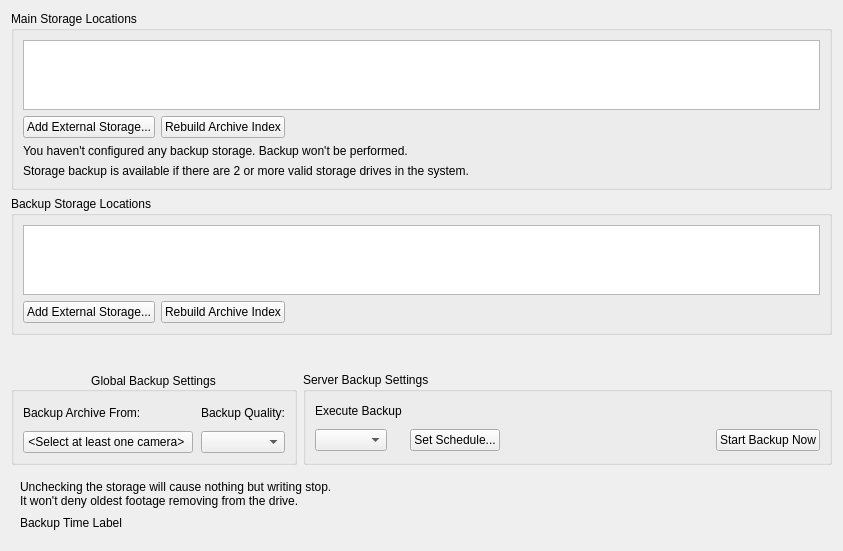
Old version of the form client/src/ui/widgets/properties/storage_config_widget.ui in the repository networkoptix/nx_open.
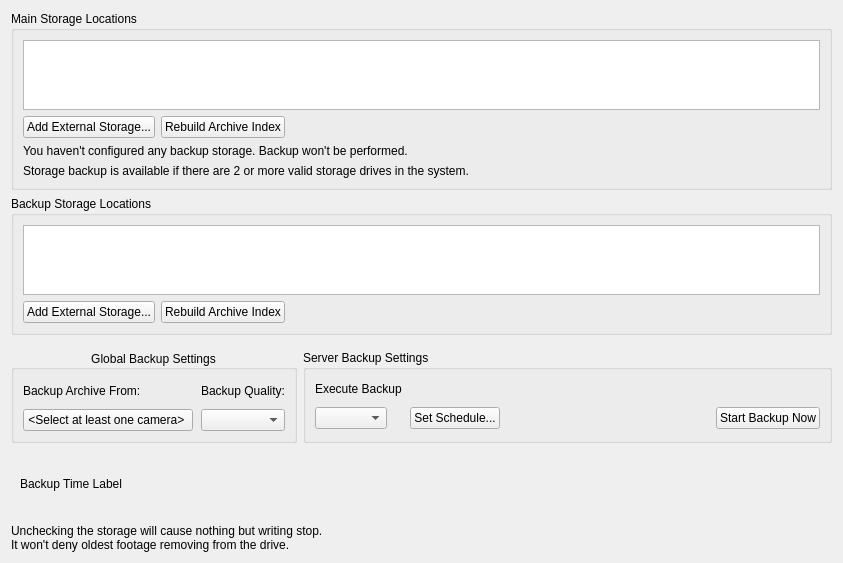
New version of the form. The open tabs and pages were chosen to show the change. Custom widgets are drawn as their Qt base class.

Commit message:
VMS-1513: Warning about storages unchecking is not displayed anymore
<==== Mercurial data ====>
Branch: dev_2.5.0_gui

The edit to the form file:
```diff
--- a/client/src/ui/widgets/properties/storage_config_widget.ui
+++ b/client/src/ui/widgets/properties/storage_config_widget.ui
@@ -7,7 +7,7 @@
     <x>0</x>
     <y>0</y>
     <width>794</width>
-    <height>551</height>
+    <height>549</height>
    </rect>
   </property>
   <layout class="QVBoxLayout" name="verticalLayout_2" stretch="9,9,0">
@@ -368,14 +368,6 @@
           <property name="bottomMargin">
            <number>0</number>
           </property>
-          <item>
-           <widget class="QLabel" name="storagesWarningLabel">
-            <property name="text">
-             <string>Unchecking the storage will cause nothing but writing stop.
-It won't deny oldest footage removing from the drive.</string>
-            </property>
-           </widget>
-          </item>
           <item>
            <widget class="QLabel" name="backupTimeLabel">
             <property name="text">
@@ -422,6 +414,38 @@
      </layout>
     </widget>
    </item>
+   <item>
+    <widget class="QStackedWidget" name="storagesWarningStackedWidget">
+     <property name="currentIndex">
+      <number>1</number>
+     </property>
+     <widget class="QWidget" name="pageStoragesWarning">
+      <layout class="QVBoxLayout" name="verticalLayout_8">
+       <property name="leftMargin">
+        <number>0</number>
+       </property>
+       <property name="topMargin">
+        <number>0</number>
+       </property>
+       <property name="rightMargin">
+        <number>0</number>
+       </property>
+       <property name="bottomMargin">
+        <number>0</number>
+       </property>
+       <item>
+        <widget class="QLabel" name="storagesWarningLabel">
+         <property name="text">
+          <string>Unchecking the storage will cause nothing but writing stop.
+It won't deny oldest footage removing from the drive.</string>
+         </property>
+        </widget>
+       </item>
+      </layout>
+     </widget>
+     <widget class="QWidget" name="pageSpacer"/>
+    </widget>
+   </item>
   </layout>
  </widget>
  <customwidgets>
```
Left out of the diff: 4 changed lines with no effect on the pictures. The commit also changes 1 other file.
